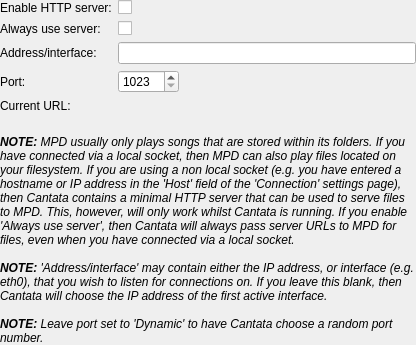
Above: http/httpserversettings.ui from polpo/cantata-mac before the change. Below: the same form after it.
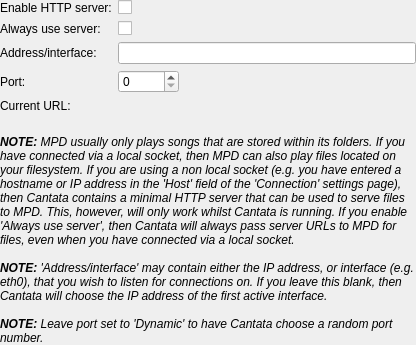
That is the form after the change. Custom widgets are drawn as their Qt base class.

Patch:
```diff
--- a/http/httpserversettings.ui
+++ b/http/httpserversettings.ui
@@ -79,7 +79,7 @@
      <item row="3" column="1">
       <widget class="SpinBox" name="httpPort">
        <property name="minimum">
-        <number>1023</number>
+        <number>0</number>
        </property>
        <property name="maximum">
         <number>65535</number>
```
